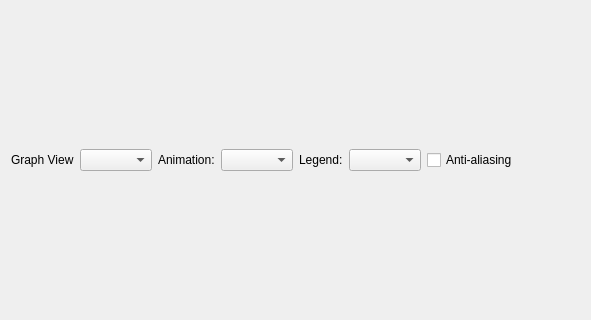
This is cgteaqt.ui in rostam/CGTeaQt as Qt 5 draws it before an edit; both pictures show x 0 to 591 and y 140 to 460 of the 900 by 600 pixel window. The edited form follows.
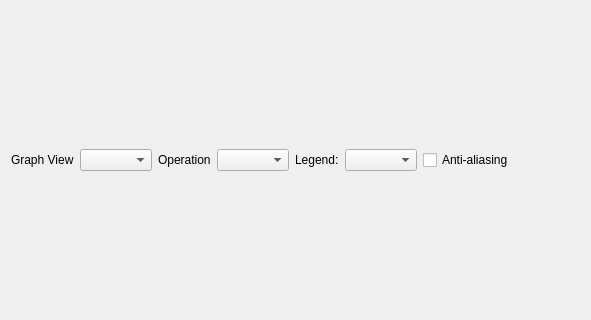
This is the edited form.

Commit message: binary operations started

Patch:
```diff
--- a/cgteaqt.ui
+++ b/cgteaqt.ui
@@ -26,7 +26,7 @@
      <item>
       <widget class="QLabel" name="animatedLabel">
        <property name="text">
-        <string>Animation:</string>
+        <string>Operation</string>
        </property>
       </widget>
      </item>
```
The commit also changes 1 other file.
